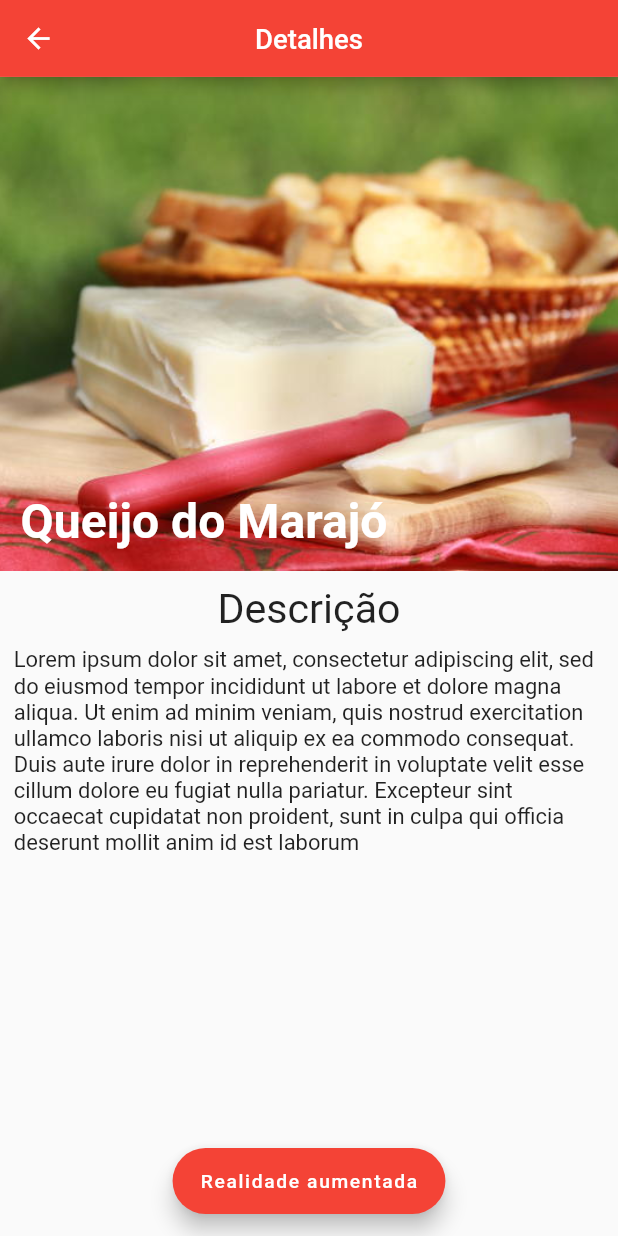
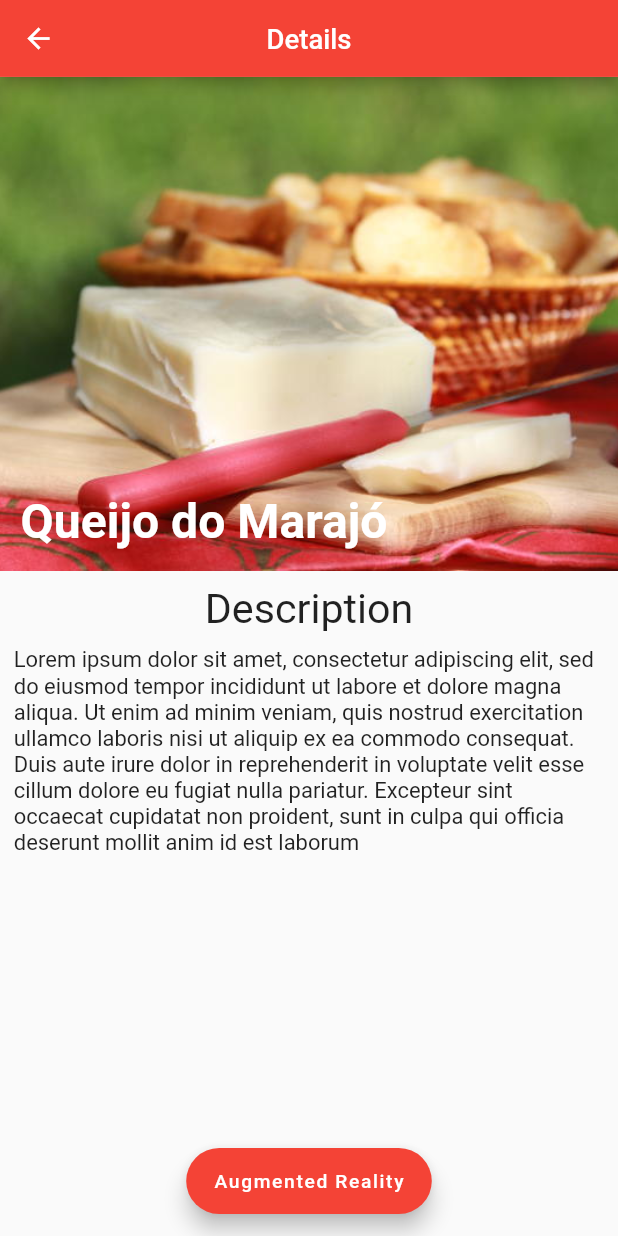
Before and after one commit to andrelucassvt/Marajo_AR, a Flutter app: the screen it shows after launch, after a tap on "Queijo do Marajó", on a phone screen of 412 x 824 dp. Run offline on Flutter 3.47's test engine with Material 2 defaults, Android fonts, the phone set to English and light mode, and no system bars; our stand-ins replace auto_size_text, mobx, responsive_framework; missing offline and left inert: arkit_plugin; generated files the repository leaves out were written again.

Commit message:
flutter 2 e internalizacao do app

```diff
--- a/lib/app/app_widget.dart
+++ b/lib/app/app_widget.dart
@@ -2,8 +2,10 @@ import 'package:flutter/material.dart';
 import 'package:marajoar/app/core/colors.dart';
 import 'package:marajoar/app/modules/home/home_page.dart';
 import 'package:marajoar/app/modules/home/pages/sobre/sobre_page.dart';
+import 'package:marajoar/generated/l10n.dart';
 import 'package:responsive_framework/responsive_framework.dart';
 import 'package:responsive_framework/responsive_wrapper.dart';
+import 'package:flutter_localizations/flutter_localizations.dart';
 
 class AppWidget extends StatelessWidget {
   @override
@@ -14,8 +16,15 @@ class AppWidget extends StatelessWidget {
         '/': (_) => HomePage(),
         '/sobre': (_) => SobrePage()
       },
+      localizationsDelegates: [
+        LocaleProvider.delegate,
+        GlobalMaterialLocalizations.delegate,
+        GlobalWidgetsLocalizations.delegate,
+        GlobalCupertinoLocalizations.delegate,
+      ],
+      supportedLocales: LocaleProvider.delegate.supportedLocales,
       builder: (context, widget) => ResponsiveWrapper.builder(
-        ClampingScrollWrapper.builder(context,widget),
+        ClampingScrollWrapper.builder(context,widget!),
         minWidth: 450,
         defaultScale: true,
         breakpoints: [
--- a/lib/app/modules/arview/arkit/arkit_page.dart
+++ b/lib/app/modules/arview/arkit/arkit_page.dart
@@ -11,7 +11,7 @@ class ArkitPage extends StatefulWidget {
 }
 
 class _ArkitPageState extends State<ArkitPage> {
-  ARKitController _arKitController;
+  late ARKitController _arKitController;
 
   @override
   void dispose() {
--- a/lib/app/modules/home/home_page.dart
+++ b/lib/app/modules/home/home_page.dart
@@ -1,4 +1,5 @@
 import 'package:flutter/material.dart';
+import 'package:marajoar/app/core/language/conditional.dart';
 import 'package:marajoar/app/modules/home/controller/home_controller.dart';
 import 'package:marajoar/app/modules/home/pages/categoria/categoria_page.dart';
 import 'package:marajoar/app/modules/home/pages/sobre/sobre_page.dart';
@@ -6,6 +7,7 @@ import 'package:marajoar/app/shared/enums/categoria_enum.dart';
 import 'package:marajoar/app/shared/models/ar_model.dart';
 import 'package:marajoar/app/shared/widgets/card_widget.dart';
 import 'package:marajoar/app/shared/widgets/icon_categoria.dart';
+import 'package:marajoar/generated/l10n.dart';
 
 class HomePage extends StatefulWidget {
   @override
@@ -23,6 +25,7 @@ class _HomePageState extends State <HomePage> {
   }
   @override
   Widget build(BuildContext context) {
+    LocaleProvider localeProvider = LocaleProvider.of(context);
     return SafeArea(
       child: Scaffold(
         backgroundColor: Colors.white,
@@ -62,7 +65,7 @@ class _HomePageState extends State <HomePage> {
               Padding(
                 padding: const EdgeInsets.only(left: 10),
                 child: Text(
-                  'Categorias',
+                  localeProvider.HomeBodyCategoria,
                   style: TextStyle(
                     fontSize: 30,
                     fontWeight: FontWeight.bold
@@ -75,7 +78,7 @@ class _HomePageState extends State <HomePage> {
                   mainAxisAlignment: MainAxisAlignment.spaceBetween,
                   children: [
                     IconWidgetCategoria(
-                      nome: 'Artesanato',
+                      nome: localeProvider.HomeBodyIconsCategoriaArtesanato,
                       icone: Icons.panorama_vertical,
                       containerColor: Colors.white,
                       iconeColor: Colors.black,
@@ -85,7 +88,7 @@ class _HomePageState extends State <HomePage> {
                       }
                     ),
                     IconWidgetCategoria(
-                      nome: 'Animais',
+                      nome: localeProvider.HomeBodyIconsCategoriaAnimais,
                       icone: Icons.grass,
                       containerColor: Colors.white,
                       iconeColor: Colors.black,
@@ -95,7 +98,7 @@ class _HomePageState extends State <HomePage> {
                       }
                     ),
                     IconWidgetCategoria(
-                      nome: 'Comidas',
+                      nome: localeProvider.HomeBodyIconsCategoriaComidas,
                       icone: Icons.local_dining,
                       containerColor: Colors.white,
                       iconeColor: Colors.black,
@@ -108,9 +111,9 @@ class _HomePageState extends State <HomePage> {
                 ),
               ),
               Padding(
-                padding: const EdgeInsets.only(left: 10),
+                padding: const EdgeInsets.only(left: 10,top: 15, bottom: 20),
                 child: Text(
-                  'Recomendados',
+                  localeProvider.HomeBodyRecomendados,
                   style: TextStyle(
                     fontSize: 30,
                     fontWeight: FontWeight.bold
@@ -127,7 +130,7 @@ class _HomePageState extends State <HomePage> {
                         child: CircularProgressIndicator(),
                       );
                     }
-                    List<ArModel> dados = snapshot.data;
+                    List<ArModel> dados = snapshot.data!;
                     return ListView.builder(
                       itemCount: dados.length,
                       itemBuilder: (context,index){
--- a/lib/app/modules/home/pages/categoria/service/categoria_service.dart
+++ b/lib/app/modules/home/pages/categoria/service/categoria_service.dart
@@ -1,4 +1,4 @@
-import 'package:marajoar/app/core/data.dart';
+import 'package:marajoar/app/core/language/data/pt_br/data.dart';
 import 'package:marajoar/app/shared/enums/categoria_enum.dart';
 import 'package:marajoar/app/shared/models/ar_model.dart';
 
--- a/lib/app/modules/home/pages/detalhes/detalhes_page.dart
+++ b/lib/app/modules/home/pages/detalhes/detalhes_page.dart
@@ -5,6 +5,7 @@ import 'package:marajoar/app/core/colors.dart';
 import 'package:marajoar/app/modules/arview/arcore/arcore_page.dart';
 import 'package:marajoar/app/modules/arview/arkit/arkit_page.dart';
 import 'package:marajoar/app/shared/models/ar_model.dart';
+import 'package:marajoar/generated/l10n.dart';
 
 class DetalhesPage extends StatefulWidget {
   final ArModel model;
@@ -16,9 +17,10 @@ class DetalhesPageState extends State <DetalhesPage> {
 
  @override
   Widget build(BuildContext context) {
+    LocaleProvider localeProvider = LocaleProvider.of(context);
     return Scaffold(
       appBar: AppBar(
-        title: Text('Detalhes'),
+        title: Text(localeProvider.HomePagesDatalhesAppBarTitle),
         centerTitle: true,
       ),
       body: Column(
@@ -57,7 +59,7 @@ class DetalhesPageState extends State <DetalhesPage> {
             child: Padding(
               padding: const EdgeInsets.all(10.0),
               child: Text(
-                'Descrição',
+                localeProvider.HomePagesDatalhesBodyDescricao,
                 style: TextStyle(fontSize: 30)
               ),
             ),
@@ -80,18 +82,11 @@ class DetalhesPageState extends State <DetalhesPage> {
       ),
       floatingActionButtonLocation: FloatingActionButtonLocation.centerFloat,
       floatingActionButton: FloatingActionButton.extended(
-        label: Text('Realidade aumentada'),
+        label: Text(localeProvider.HomePagesDatalhesFloatingButton),
         backgroundColor: primaryColor,
-        onPressed: (){
-          if (Platform.isIOS) {
-            return Navigator.of(context).push(
-              MaterialPageRoute(builder: (_)=> ArkitPage())
-            );
-          }
-          Navigator.of(context).push(
-            MaterialPageRoute(builder: (_)=> ArcorePage(widget.model))
-          );
-        },
+        onPressed: Platform.isIOS
+          ? () => Navigator.of(context).push(MaterialPageRoute(builder: (_)=> ArkitPage()))
+          : () => Navigator.of(context).push(MaterialPageRoute(builder: (_)=> ArcorePage(widget.model)))
       ),
     );
   }
--- a/lib/app/modules/home/pages/sobre/sobre_page.dart
+++ b/lib/app/modules/home/pages/sobre/sobre_page.dart
@@ -2,8 +2,6 @@ import 'package:flutter/material.dart';
 import 'package:marajoar/app/core/colors.dart';
 
 class SobrePage extends StatefulWidget {
-  final String title;
-  const SobrePage({Key key, this.title = 'Sobre o Marajó AR'}) : super(key: key);
   @override
   SobrePageState createState() => SobrePageState();
 }
@@ -13,7 +11,7 @@ class SobrePageState extends State <SobrePage> {
   Widget build(BuildContext context) {
     return Scaffold(
       appBar: AppBar(
-        title: Text(widget.title),
+        title: Text('Sobre o Marajó AR'),
         centerTitle: true,
       ),
       body: Column(
--- a/lib/app/modules/home/service/home_service.dart
+++ b/lib/app/modules/home/service/home_service.dart
@@ -1,4 +1,4 @@
-import 'package:marajoar/app/core/data.dart';
+import 'package:marajoar/app/core/language/data/pt_br/data.dart';
 import 'package:marajoar/app/shared/models/ar_model.dart';
 
 class HomeService {
--- a/lib/app/shared/models/ar_model.dart
+++ b/lib/app/shared/models/ar_model.dart
@@ -1,22 +1,22 @@
 import 'package:marajoar/app/shared/enums/categoria_enum.dart';
 
 class ArModel {
-  int id;
-  String nome;
-  String descricao;
-  String foto;
-  String objeto;
-  bool isfavorito;
-  CategoriasEnum categoriasEnum;
+  late int id;
+  late String nome;
+  late String descricao;
+  late String foto;
+  late String objeto;
+  late bool isfavorito;
+  late CategoriasEnum categoriasEnum;
 
   ArModel({
-    this.id,
-    this.nome,
-    this.descricao,
-    this.foto,
-    this.objeto,
-    this.isfavorito,
-    this.categoriasEnum,
+    required this.id,
+    required this.nome,
+    required this.descricao,
+    required this.foto,
+    required this.objeto,
+    required this.isfavorito,
+    required this.categoriasEnum,
   });
 
   ArModel.fromJson(Map<String, dynamic> json) {
@@ -28,30 +28,6 @@ class ArModel {
     isfavorito = json['isfavorito'];
   }
 
-  ArModel.fromMap(Map map){
-    id = map['id'];
-    nome = map['name'];
-    descricao = map['descricao'];
-    foto = map['foto'];
-    objeto = map['objeto'];
-    isfavorito = map['isfavorito'];
-  }
-
-  Map<String, Object> toMap(){
-    var map = <String, Object>{
-      'id': id,
-      'name': nome,
-      'descricao': descricao,
-      'foto': foto,
-      'objeto': objeto,
-      'isfavorito': isfavorito,
-    };
-    if(id != null){
-      map['id'] = id;
-    }
-    return map;
-  }
-
   static List fromJsonList (List list){
     if(list == null){
       return [];
--- a/lib/app/shared/widgets/icon_categoria.dart
+++ b/lib/app/shared/widgets/icon_categoria.dart
@@ -1,3 +1,4 @@
+import 'package:auto_size_text/auto_size_text.dart';
 import 'package:flutter/material.dart';
 import 'package:marajoar/app/core/colors.dart';
 
@@ -10,11 +11,11 @@ class IconWidgetCategoria extends StatelessWidget {
 
   IconWidgetCategoria(
     {
-      @required this.nome,
-      @required this.icone,
-      @required this.containerColor,
-      @required this.iconeColor,
-      @required this.ontap
+      required this.nome,
+      required this.icone,
+      required this.containerColor,
+      required this.iconeColor,
+      required this.ontap
       }
   );
   @override
@@ -40,7 +41,10 @@ class IconWidgetCategoria extends StatelessWidget {
               ),
               Padding(
                 padding: const EdgeInsets.only(top: 10),
-                child: Text(nome),
+                child: AutoSizeText(
+                  nome,
+                  maxLines: 1,
+                ),
               )
             ],
           ),
--- /dev/null
+++ b/lib/l10n/intl_en.arb
@@ -0,0 +1,12 @@
+{
+    "HomeBodyCategoria": "Categories",
+    "HomeBodyRecomendados": "Recommended",
+
+    "HomeBodyIconsCategoriaArtesanato": "Craftsmanship",
+    "HomeBodyIconsCategoriaAnimais": "Animals",
+    "HomeBodyIconsCategoriaComidas": "Food",
+
+    "HomePagesDatalhesAppBarTitle": "Details",
+    "HomePagesDatalhesBodyDescricao": "Description",
+    "HomePagesDatalhesFloatingButton": "Augmented Reality"
+}
```
Also changed, not shown: lib/app/core/language/conditional.dart (added, +8 -0 lines), lib/app/modules/arview/arcore/arcore_page.dart (+3 -4 lines), lib/app/modules/home/pages/categoria/categoria_page.dart (+5 -5 lines), lib/l10n/intl_pt_BR.arb (added, +12 -0 lines), pubspec.yaml (+15 -43 lines), lib/app/core/language/data/pt_br/data.dart (renamed from lib/app/core/data.dart), lib/generated/intl/messages_all.dart (added), lib/generated/intl/messages_en.dart (added), lib/generated/intl/messages_pt_BR.dart (added), lib/generated/l10n.dart (added), pubspec.lock.
